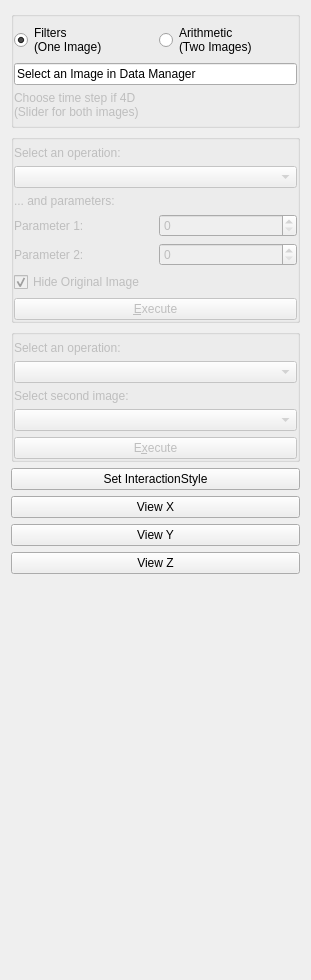
Old version of the form Modules/Bundles/org.mitk.gui.qt.basicimageprocessing/src/internal/QmitkBasicImageProcessingViewControls.ui in the repository MITK/MITK.
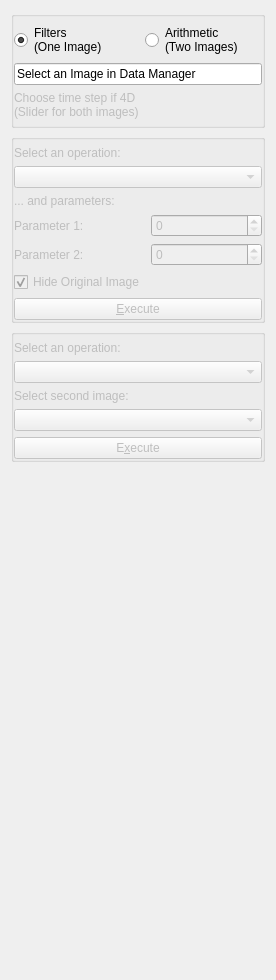
New version of the form. Custom widgets are drawn as their Qt base class.

Commit message: Revert of some tmp changes in basicimageprocessingview. Very stable 2D rendinger version.

```diff
--- a/Modules/Bundles/org.mitk.gui.qt.basicimageprocessing/src/internal/QmitkBasicImageProcessingViewControls.ui
+++ b/Modules/Bundles/org.mitk.gui.qt.basicimageprocessing/src/internal/QmitkBasicImageProcessingViewControls.ui
@@ -6,7 +6,7 @@
    <rect>
     <x>0</x>
     <y>0</y>
-    <width>311</width>
+    <width>272</width>
     <height>980</height>
    </rect>
   </property>
@@ -312,7 +312,7 @@
      </layout>
     </widget>
    </item>
-   <item row="7" column="0">
+   <item row="3" column="0">
     <spacer name="verticalSpacer">
      <property name="orientation">
       <enum>Qt::Vertical</enum>
@@ -325,34 +325,6 @@
      </property>
     </spacer>
    </item>
-   <item row="3" column="0">
-    <widget class="QPushButton" name="m_testButton">
-     <property name="text">
-      <string>Set InteractionStyle</string>
-     </property>
-    </widget>
-   </item>
-   <item row="4" column="0">
-    <widget class="QPushButton" name="viewX">
-     <property name="text">
-      <string>View X</string>
-     </property>
-    </widget>
-   </item>
-   <item row="5" column="0">
-    <widget class="QPushButton" name="viewY">
-     <property name="text">
-      <string>View Y</string>
-     </property>
-    </widget>
-   </item>
-   <item row="6" column="0">
-    <widget class="QPushButton" name="viewZ">
-     <property name="text">
-      <string>View Z</string>
-     </property>
-    </widget>
-   </item>
   </layout>
  </widget>
  <customwidgets>
```
The commit also changes 2 other files.
